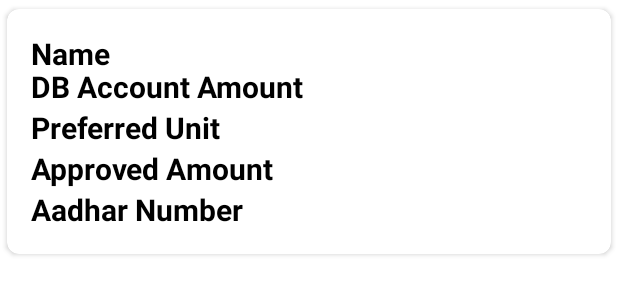
After one commit to kireeti05/DB-Project, an Android app: the layout report.xml on its own in the app's theme, with its tools: preview values and no code run, on a phone screen of 412 x 824 dp. The commit adds this screen. Shown: the top 300 px of the screen. Run offline under Robolectric (Android 15) with nearby library versions, the phone set to English and light mode, and no system bars.

Commit message:
Added Master Report

```diff
--- /dev/null
+++ b/kmc/app/src/main/res/layout/report.xml
@@ -0,0 +1,73 @@
+<?xml version="1.0" encoding="utf-8"?>
+<androidx.cardview.widget.CardView xmlns:android="http://schemas.android.com/apk/res/android"
+    android:layout_width="match_parent"
+    android:layout_height="wrap_content"
+    xmlns:app="http://schemas.android.com/apk/res-auto"
+    app:cardCornerRadius="8dp"
+    android:elevation="4dp"
+    app:cardUseCompatPadding="true">
+
+    <RelativeLayout
+        android:layout_width="match_parent"
+        android:layout_height="wrap_content"
+        android:padding="16dp">
+
+
+        <TextView
+            android:id="@+id/t1"
+            android:layout_width="match_parent"
+            android:layout_height="wrap_content"
+            android:layout_centerHorizontal="true"
+            android:text="Name "
+            android:textColor="#000"
+            android:textSize="20dp"
+            android:textStyle="bold" />
+
+        <TextView
+            android:id="@+id/t3"
+            android:layout_width="match_parent"
+            android:layout_height="wrap_content"
+            android:layout_below="@id/t4"
+            android:layout_centerHorizontal="true"
+            android:text="Preferred Unit "
+            android:textColor="#000"
+            android:textSize="20dp"
+            android:textStyle="bold" />
+
+        <TextView
+            android:id="@+id/t4"
+            android:layout_width="match_parent"
+            android:layout_height="wrap_content"
+            android:layout_below="@id/t1"
+            android:layout_alignParentEnd="true"
+            android:layout_marginTop="-5dp"
+            android:layout_marginEnd="16dp"
+            android:text="DB Account Amount "
+            android:textColor="#000"
+            android:textSize="20dp"
+            android:textStyle="bold" />
+
+        <TextView
+            android:id="@+id/t5"
+            android:layout_width="match_parent"
+            android:layout_height="wrap_content"
+            android:layout_below="@id/t3"
+            android:layout_centerHorizontal="true"
+            android:text="Approved Amount "
+            android:textColor="#000"
+            android:textSize="20dp"
+            android:textStyle="bold" />
+        <TextView
+            android:id="@+id/t2"
+            android:layout_width="match_parent"
+            android:layout_height="wrap_content"
+            android:layout_below="@id/t5"
+            android:layout_centerHorizontal="true"
+            android:text="Aadhar Number "
+            android:textColor="#000"
+            android:textStyle="bold"
+            android:textSize="20dp" />
+
+    </RelativeLayout>
+
+</androidx.cardview.widget.CardView>
```
Also changed, not shown: kmc/app/src/main/java/com/example/kmc/PSAdapters/myadapterMR.java (added, +67 -0 lines), kmc/app/src/main/java/com/example/kmc/PSLogin/PSMasterReport.java (+61 -0 lines), kmc/app/src/main/res/layout/activity_main3.xml (+13 -14 lines).
